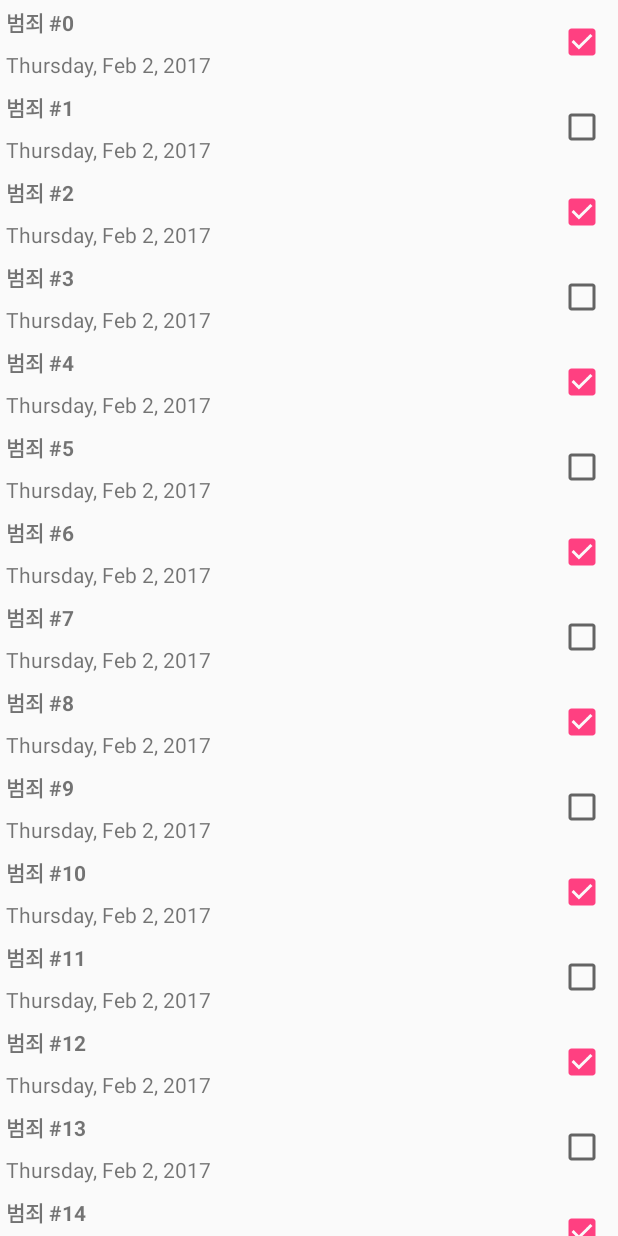
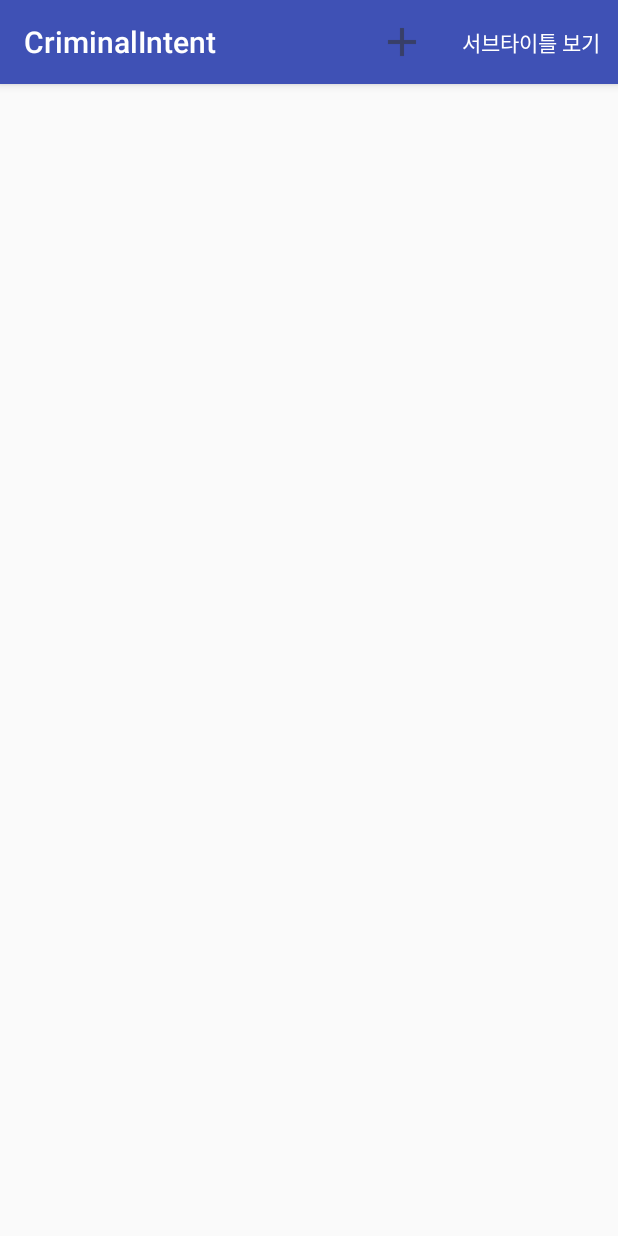
Before and after one commit to suprodigy/Android-Programming, an Android app: the screen it shows after launch (CrimeListActivity), on a phone screen of 412 x 824 dp. Run offline under Robolectric (Android 15) with nearby library versions, the phone set to English and light mode, and no system bars.

Commit message:
chapter13. toolbar

```diff
--- a/CriminalIntent/app/src/main/java/com/example/android/criminalintent/CrimeLab.java
+++ b/CriminalIntent/app/src/main/java/com/example/android/criminalintent/CrimeLab.java
@@ -26,12 +26,10 @@
 
     private CrimeLab(Context context) {
         mCrimes = new ArrayList<>();
-        for(int i=0; i<100; i++) {
-            Crime crime = new Crime();
-            crime.setTitle("범죄 #" + i);
-            crime.setSolved(i % 2 == 0);
-            mCrimes.add(crime);
-        }
+    }
+
+    public void addCrime(Crime c) {
+        mCrimes.add(c);
     }
 
     public List<Crime> getCrimes() {
--- a/CriminalIntent/app/src/main/java/com/example/android/criminalintent/CrimeListFragment.java
+++ b/CriminalIntent/app/src/main/java/com/example/android/criminalintent/CrimeListFragment.java
@@ -4,10 +4,14 @@
 import android.os.Bundle;
 import android.support.annotation.Nullable;
 import android.support.v4.app.Fragment;
+import android.support.v7.app.AppCompatActivity;
 import android.support.v7.widget.LinearLayoutManager;
 import android.support.v7.widget.RecyclerView;
 import android.text.format.DateFormat;
 import android.view.LayoutInflater;
+import android.view.Menu;
+import android.view.MenuInflater;
+import android.view.MenuItem;
 import android.view.View;
 import android.view.ViewGroup;
 import android.widget.CheckBox;
@@ -21,10 +25,13 @@
 
 public class CrimeListFragment extends Fragment {
 
+    private static final String SAVED_SUBTITLE_VISIBLE = "subtitle";
     private static final String KEY_CLICK_POSITION = "click_position";
 
     private RecyclerView mCrimeRecyclerView;
     private CrimeAdapter mAdapter;
+    private boolean mSubtitleVisible;
+
     private int mClickPosition;
 
     @Override
@@ -32,8 +39,11 @@
         super.onCreate(savedInstanceState);
 
         if(savedInstanceState != null) {
+            mSubtitleVisible = savedInstanceState.getBoolean(SAVED_SUBTITLE_VISIBLE);
             mClickPosition = savedInstanceState.getInt(KEY_CLICK_POSITION);
         }
+
+        setHasOptionsMenu(true);
     }
 
     @Nullable
@@ -53,9 +63,55 @@
     }
 
     @Override
+    public void onCreateOptionsMenu(Menu menu, MenuInflater inflater) {
+        super.onCreateOptionsMenu(menu, inflater);
+        inflater.inflate(R.menu.fragment_crime_list, menu);
+
+        MenuItem subtitleItem = menu.findItem(R.id.menu_item_show_subtitle);
+        if(mSubtitleVisible) {
+            subtitleItem.setTitle(R.string.hide_subtitle);
+        } else {
+            subtitleItem.setTitle(R.string.show_subtitle);
+        }
+    }
+
+    @Override
+    public boolean onOptionsItemSelected(MenuItem item) {
+        switch(item.getItemId()) {
+            case R.id.menu_item_new_crime:
+                Crime crime = new Crime();
+                CrimeLab.get(getActivity()).addCrime(crime);
+                Intent intent = CrimePagerActivity.newIntent(getActivity(), crime.getId());
+                startActivity(intent);
+                return true;
+            case R.id.menu_item_show_subtitle:
+                mSubtitleVisible = !mSubtitleVisible;
+                getActivity().invalidateOptionsMenu();
+                updateSubtitle();
+                return true;
+            default:
+                return super.onOptionsItemSelected(item);
+        }
+    }
+
+    private void updateSubtitle() {
+        CrimeLab crimeLab = CrimeLab.get(getActivity());
+        int crimeCount = crimeLab.getCrimes().size();
+        String subtitle = getString(R.string.subtitle_format, crimeCount);
+
+        if (!mSubtitleVisible) {
+            subtitle = null;
+        }
+
+        AppCompatActivity activity = (AppCompatActivity) getActivity();
+        activity.getSupportActionBar().setSubtitle(subtitle);
+    }
+
+    @Override
     public void onSaveInstanceState(Bundle outState) {
         super.onSaveInstanceState(outState);
         outState.putInt(KEY_CLICK_POSITION, mClickPosition);
+        outState.putBoolean(SAVED_SUBTITLE_VISIBLE, mSubtitleVisible);
     }
 
     private void updateUI() {
@@ -68,6 +124,8 @@
         } else {
             mAdapter.notifyItemChanged(mClickPosition);
         }
+
+        updateSubtitle();
     }
 
     private class CrimeAdapter extends RecyclerView.Adapter<CrimeHolder> {
--- a/CriminalIntent/app/src/main/java/com/example/android/criminalintent/CrimePagerActivity.java
+++ b/CriminalIntent/app/src/main/java/com/example/android/criminalintent/CrimePagerActivity.java
@@ -5,10 +5,10 @@
 import android.os.Bundle;
 import android.support.annotation.Nullable;
 import android.support.v4.app.Fragment;
-import android.support.v4.app.FragmentActivity;
 import android.support.v4.app.FragmentManager;
 import android.support.v4.app.FragmentStatePagerAdapter;
 import android.support.v4.view.ViewPager;
+import android.support.v7.app.AppCompatActivity;
 
 import java.util.List;
 import java.util.UUID;
@@ -17,7 +17,7 @@
  * Created by jr on 2017-02-02.
  */
 
-public class CrimePagerActivity extends FragmentActivity {
+public class CrimePagerActivity extends AppCompatActivity {
 
     private static final String EXTRA_CRIME_ID =
             "com.example.android.criminalintent.crime_id";
--- a/CriminalIntent/app/src/main/java/com/example/android/criminalintent/SingleFragmentActivity.java
+++ b/CriminalIntent/app/src/main/java/com/example/android/criminalintent/SingleFragmentActivity.java
@@ -2,14 +2,14 @@
 
 import android.os.Bundle;
 import android.support.v4.app.Fragment;
-import android.support.v4.app.FragmentActivity;
 import android.support.v4.app.FragmentManager;
+import android.support.v7.app.AppCompatActivity;
 
 /**
  * Created by jr on 2017-01-24.
  */
 
-public abstract class SingleFragmentActivity extends FragmentActivity {
+public abstract class SingleFragmentActivity extends AppCompatActivity {
 
     protected abstract Fragment createFragment();
 
--- /dev/null
+++ b/CriminalIntent/app/src/main/res/menu/fragment_crime_list.xml
@@ -0,0 +1,16 @@
+<?xml version="1.0" encoding="utf-8"?>
+<menu xmlns:android="http://schemas.android.com/apk/res/android"
+      xmlns:app="http://schemas.android.com/apk/res-auto">
+
+    <item
+        android:id="@+id/menu_item_new_crime"
+        android:icon="@drawable/ic_menu_add"
+        android:title="@string/new_crime"
+        app:showAsAction="ifRoom|withText"/>
+
+    <item
+        android:id="@+id/menu_item_show_subtitle"
+        android:title="@string/show_subtitle"
+        app:showAsAction="ifRoom"/>
+
+</menu>
--- a/CriminalIntent/app/src/main/res/values/strings.xml
+++ b/CriminalIntent/app/src/main/res/values/strings.xml
@@ -5,4 +5,8 @@
     <string name="crime_details_label">상세 내역</string>
     <string name="crime_solved_label">해결됨</string>
     <string name="date_picker_title">범죄 발생일자:</string>
+    <string name="new_crime">새로운 범죄</string>
+    <string name="show_subtitle">서브타이틀 보기</string>
+    <string name="hide_subtitle">서브타이틀 감추기</string>
+    <string name="subtitle_format">%1$s 건</string>
 </resources>
```
Also changed, not shown: CriminalIntent/app/src/main/AndroidManifest.xml (+6 -1 lines), CriminalIntent/app/src/main/res/drawable-hdpi/ic_menu_add.png (added), CriminalIntent/app/src/main/res/drawable-mdpi/ic_menu_add.png (added), CriminalIntent/app/src/main/res/drawable-xhdpi/ic_menu_add.png (added), CriminalIntent/app/src/main/res/drawable-xxhdpi/ic_menu_add.png (added).
